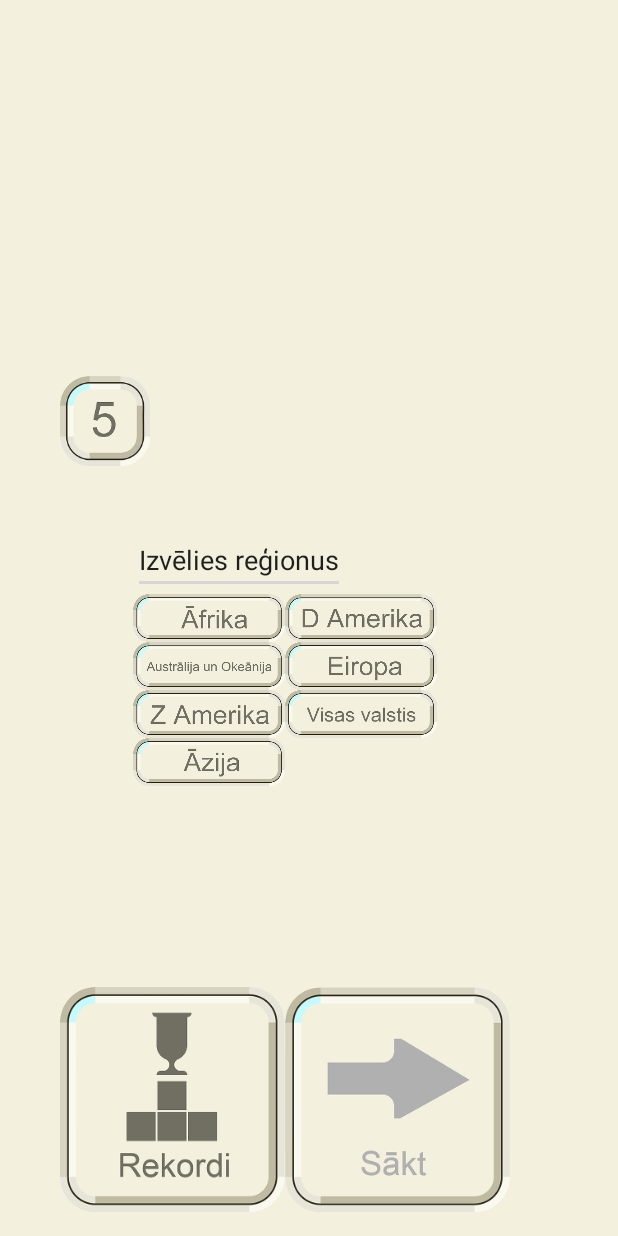
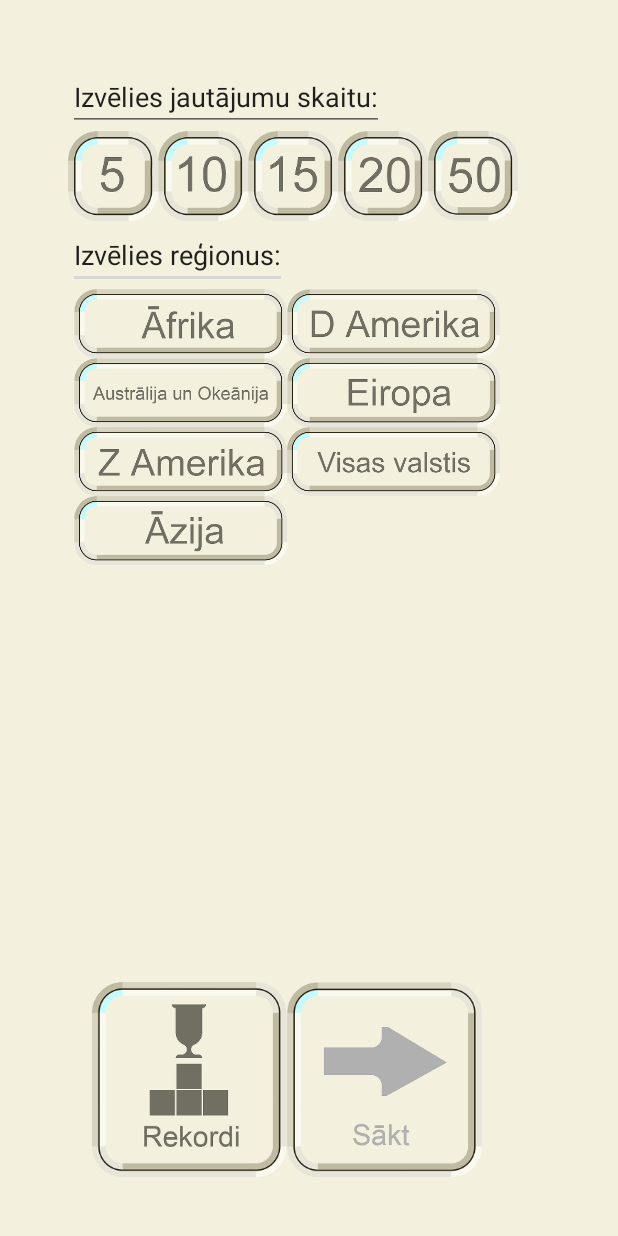
Before and after one commit to Hamaster/karogi, an Android app: the screen it shows after launch (MainActivity), on a phone screen of 412 x 824 dp. Run offline under Robolectric (Android 15) with nearby library versions, the phone set to English and light mode, and no system bars.

Commit message:
menu layout

```diff
--- a/Karogi/app/src/main/res/layout/content_main.xml
+++ b/Karogi/app/src/main/res/layout/content_main.xml
@@ -14,35 +14,35 @@
     tools:showIn="@layout/activity_main">
 
     <ImageButton
-        android:layout_width="101dip"
-        android:layout_height="32dip"
+        android:layout_width="142dip"
+        android:layout_height="46dip"
         android:id="@+id/imageButton"
         android:background="@drawable/afrika_unselected"
-        android:layout_centerVertical="true"
-        android:layout_alignLeft="@+id/imageButton2"
-        android:layout_alignStart="@+id/imageButton2" />
+        android:layout_below="@+id/izveliesregionus"
+        android:layout_alignRight="@+id/izveliesregionus"
+        android:layout_alignEnd="@+id/izveliesregionus" />
 
     <ImageButton
-        android:layout_width="101dip"
-        android:layout_height="32dip"
+        android:layout_width="142dip"
+        android:layout_height="46dip"
         android:id="@+id/imageButton2"
         android:background="@drawable/australija_un_okeanija_unselected"
         android:layout_below="@+id/imageButton"
-        android:layout_alignLeft="@+id/imageButton5"
-        android:layout_alignStart="@+id/imageButton5" />
+        android:layout_toLeftOf="@+id/imageButton6"
+        android:layout_toStartOf="@+id/imageButton6" />
 
     <ImageButton
-        android:layout_width="101dip"
-        android:layout_height="32dip"
+        android:layout_width="142dip"
+        android:layout_height="46dip"
         android:id="@+id/imageButton3"
         android:background="@drawable/azija_unselected"
         android:layout_below="@+id/imageButton5"
-        android:layout_toLeftOf="@+id/imageButton9"
-        android:layout_toStartOf="@+id/imageButton9" />
+        android:layout_toLeftOf="@+id/imageButton6"
+        android:layout_toStartOf="@+id/imageButton6" />
 
     <ImageButton
-        android:layout_width="101dip"
-        android:layout_height="32dip"
+        android:layout_width="142dip"
+        android:layout_height="46dip"
         android:id="@+id/imageButton4"
         android:background="@drawable/dienvid_amerika_unselected"
         android:layout_alignTop="@+id/imageButton"
@@ -50,17 +50,17 @@
         android:layout_toEndOf="@+id/imageButton" />
 
     <ImageButton
-        android:layout_width="101dip"
-        android:layout_height="32dip"
+        android:layout_width="142dip"
+        android:layout_height="46dip"
         android:id="@+id/imageButton5"
         android:background="@drawable/ziemel_amerika_unselected"
         android:layout_below="@+id/imageButton2"
-        android:layout_alignLeft="@+id/imageButton3"
-        android:layout_alignStart="@+id/imageButton3" />
+        android:layout_toLeftOf="@+id/imageButton6"
+        android:layout_toStartOf="@+id/imageButton6" />
 
     <ImageButton
-        android:layout_width="101dip"
-        android:layout_height="32dip"
+        android:layout_width="142dip"
+        android:layout_height="46dip"
         android:id="@+id/imageButton6"
         android:background="@drawable/eiropa_unselected"
         android:layout_below="@+id/imageButton4"
@@ -68,8 +68,8 @@
         android:layout_toEndOf="@+id/imageButton" />
 
     <ImageButton
-        android:layout_width="101dip"
-        android:layout_height="32dip"
+        android:layout_width="142dip"
+        android:layout_height="46dip"
         android:id="@+id/imageButton7"
         android:background="@drawable/visas_valstis_unselected"
         android:layout_below="@+id/imageButton2"
@@ -77,43 +77,89 @@
         android:layout_toEndOf="@+id/imageButton3" />
 
     <ImageButton
-        android:layout_width="150dip"
-        android:layout_height="150dip"
+        android:layout_width="130dip"
+        android:layout_height="130dip"
         android:id="@+id/imageButton8"
         android:background="@drawable/rekordi"
+        android:layout_marginBottom="23dp"
         android:layout_alignParentBottom="true"
-        android:layout_alignParentLeft="true"
-        android:layout_alignParentStart="true"
-        android:layout_marginLeft="24dp"
-        android:layout_marginStart="24dp" />
+        android:layout_toLeftOf="@+id/imageButton9"
+        android:layout_toStartOf="@+id/imageButton9" />
 
     <ImageButton
-        android:layout_width="150dip"
-        android:layout_height="150dip"
+        android:layout_width="130dip"
+        android:layout_height="130dip"
         android:id="@+id/imageButton9"
         android:background="@drawable/sakt_unactive"
         android:layout_alignTop="@+id/imageButton8"
-        android:layout_toRightOf="@+id/imageButton8"
-        android:layout_toEndOf="@+id/imageButton8" />
+        android:layout_alignLeft="@+id/imageButton7"
+        android:layout_alignStart="@+id/imageButton7" />
 
     <EditText
         android:layout_width="wrap_content"
         android:layout_height="wrap_content"
         android:id="@+id/izveliesregionus"
-        android:text="Izvēlies reģionus"
-        android:layout_above="@+id/imageButton"
-        android:layout_alignLeft="@+id/imageButton"
-        android:layout_alignStart="@+id/imageButton" />
+        android:text="Izvēlies reģionus:"
+        android:layout_below="@+id/imageButton10"
+        android:layout_alignLeft="@+id/imageButton10"
+        android:layout_alignStart="@+id/imageButton10" />
 
     <ImageButton
         android:layout_width="60dip"
         android:layout_height="60dip"
         android:id="@+id/imageButton10"
         android:background="@drawable/i5_unselected"
-        android:layout_above="@+id/izveliesregionus"
-        android:layout_alignLeft="@+id/imageButton8"
-        android:layout_alignStart="@+id/imageButton8"
-        android:layout_marginBottom="40dp" />
+        android:layout_below="@+id/izveliesjautajumuskaitu"
+        android:layout_alignParentLeft="true"
+        android:layout_alignParentStart="true"
+        android:layout_marginLeft="29dp"
+        android:layout_marginStart="29dp" />
+
+    <ImageButton
+        android:layout_width="60dip"
+        android:layout_height="60dip"
+        android:id="@+id/imageButton11"
+        android:background="@drawable/i10_unselected"
+        android:layout_alignTop="@+id/imageButton10"
+        android:layout_toRightOf="@+id/imageButton10"
+        android:layout_toEndOf="@+id/imageButton10" />
+
+    <ImageButton
+        android:layout_width="60dip"
+        android:layout_height="60dip"
+        android:id="@+id/imageButton12"
+        android:background="@drawable/i15_unselected"
+        android:layout_alignTop="@+id/imageButton11"
+        android:layout_toRightOf="@+id/imageButton11"
+        android:layout_toEndOf="@+id/imageButton11" />
+
+    <ImageButton
+        android:layout_width="60dip"
+        android:layout_height="60dip"
+        android:id="@+id/imageButton13"
+        android:background="@drawable/i20_unselected"
+        android:layout_alignTop="@+id/imageButton12"
+        android:layout_toRightOf="@+id/imageButton12"
+        android:layout_toEndOf="@+id/imageButton12" />
+
+    <ImageButton
+        android:layout_width="60dip"
+        android:layout_height="60dip"
+        android:id="@+id/imageButton14"
+        android:background="@drawable/i50_unselected"
+        android:layout_alignTop="@+id/imageButton13"
+        android:layout_toRightOf="@+id/imageButton13"
+        android:layout_toEndOf="@+id/imageButton13" />
+
+    <EditText
+        android:layout_width="wrap_content"
+        android:layout_height="wrap_content"
+        android:id="@+id/izveliesjautajumuskaitu"
+        android:text="Izvēlies jautājumu skaitu:"
+        android:layout_alignParentTop="true"
+        android:layout_alignLeft="@+id/imageButton10"
+        android:layout_alignStart="@+id/imageButton10"
+        android:layout_marginTop="26dp" />
 
 
 </RelativeLayout>
```
